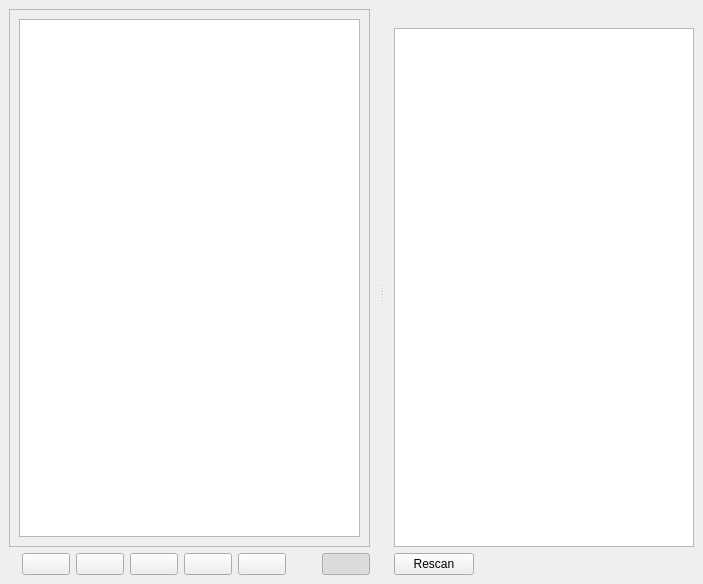
Old version of the form txplayagui/ui/main.ui in the repository petrushev/txplaya.
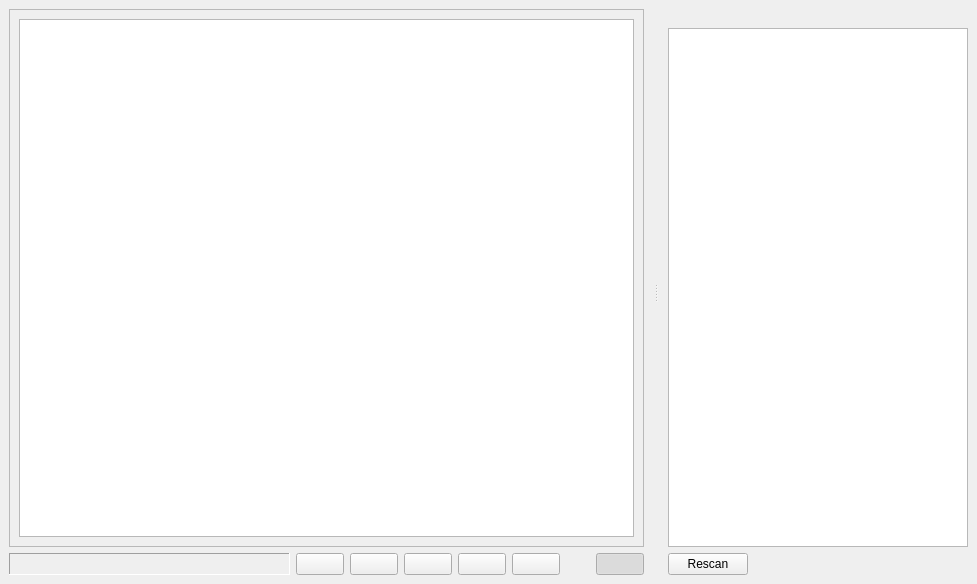
New version of the form. Icons and pictures are not drawn.

Diff of the .ui file:
```diff
--- a/txplayagui/ui/main.ui
+++ b/txplayagui/ui/main.ui
@@ -6,7 +6,7 @@
    <rect>
     <x>0</x>
     <y>0</y>
-    <width>694</width>
+    <width>977</width>
     <height>584</height>
    </rect>
   </property>
@@ -83,24 +83,35 @@
      <layout class="QHBoxLayout" name="horizontalLayout">
       <item>
        <widget class="QLabel" name="playingLabel">
+        <property name="sizePolicy">
+         <sizepolicy hsizetype="Expanding" vsizetype="Preferred">
+          <horstretch>0</horstretch>
+          <verstretch>0</verstretch>
+         </sizepolicy>
+        </property>
+        <property name="minimumSize">
+         <size>
+          <width>250</width>
+          <height>0</height>
+         </size>
+        </property>
+        <property name="font">
+         <font>
+          <weight>75</weight>
+          <bold>true</bold>
+         </font>
+        </property>
+        <property name="frameShape">
+         <enum>QFrame::Panel</enum>
+        </property>
+        <property name="frameShadow">
+         <enum>QFrame::Sunken</enum>
+        </property>
         <property name="text">
          <string/>
         </property>
        </widget>
       </item>
-      <item>
-       <spacer name="horizontalSpacer">
-        <property name="orientation">
-         <enum>Qt::Horizontal</enum>
-        </property>
-        <property name="sizeHint" stdset="0">
-         <size>
-          <width>40</width>
-          <height>20</height>
-         </size>
-        </property>
-       </spacer>
-      </item>
       <item>
        <widget class="QPushButton" name="prevButton">
         <property name="minimumSize">
```
Left out of the diff: 2 changed lines with no effect on the pictures.
